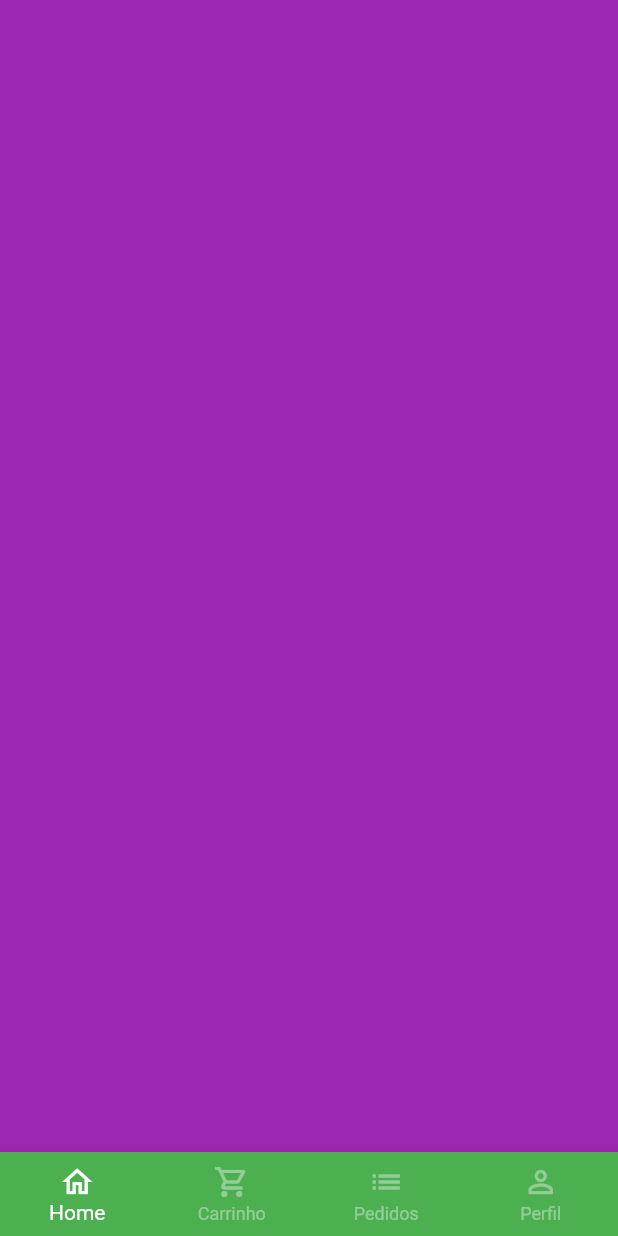
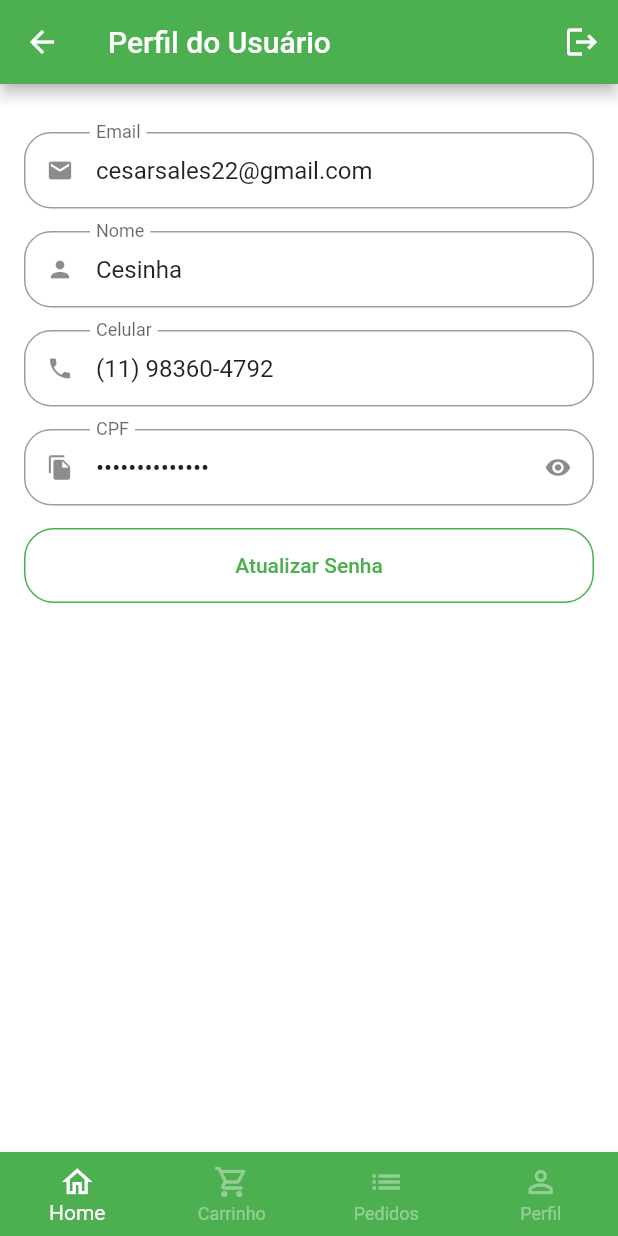
Before and after one commit to AkaRed3223/greengrocer, a Flutter app: the BaseScreen screen opened directly, swiped to page 4, on a phone screen of 412 x 824 dp. Run offline on Flutter 3.47's test engine with Material 3 defaults, Android fonts, the light colour scheme and no system bars; our stand-ins replace animated_text_kit, mask_text_input_formatter.

Commit message:
Created tab Perfil

```diff
--- a/lib/src/config/app_data.dart
+++ b/lib/src/config/app_data.dart
@@ -1,5 +1,6 @@
 import 'package:greengrocer/src/models/cart_item_model.dart';
 import 'package:greengrocer/src/models/item_model.dart';
+import 'package:greengrocer/src/models/user_model.dart';
 
 ItemModel apple = ItemModel(
   description:
@@ -65,6 +66,14 @@ List<ItemModel> items = [
   papaya,
 ];
 
+List<String> categories = [
+  'Frutas',
+  'Grãos',
+  'Verduras',
+  'Temperos',
+  'Cereais',
+];
+
 //Lista de itens do carrinho
 List<CartItemModel> cartItems = [
   CartItemModel(
@@ -81,10 +90,10 @@ List<CartItemModel> cartItems = [
   ),
 ];
 
-List<String> categories = [
-  'Frutas',
-  'Grãos',
-  'Verduras',
-  'Temperos',
-  'Cereais',
-];
+UserModel user = UserModel(
+  name: 'Cesinha',
+  email: 'cesarsales22@gmail.com',
+  phone: '(11) 98360-4792',
+  cpf: '111.222.333-44',
+  password: 'quem olhar é corno',
+);
--- /dev/null
+++ b/lib/src/models/user_model.dart
@@ -0,0 +1,15 @@
+class UserModel {
+  String name;
+  String email;
+  String phone;
+  String cpf;
+  String password;
+
+  UserModel({
+    required this.name,
+    required this.email,
+    required this.phone,
+    required this.cpf,
+    required this.password,
+  });
+}
--- a/lib/src/pages/auth/sign_in_screen.dart
+++ b/lib/src/pages/auth/sign_in_screen.dart
@@ -4,7 +4,7 @@ import 'package:greengrocer/src/config/custom_colors.dart';
 import 'package:greengrocer/src/pages/auth/sign_up_screen.dart';
 
 import '../base/base_screen.dart';
-import 'components/custom_text_field.dart';
+import '../common_widgets/custom_text_field.dart';
 
 class SignInScreen extends StatelessWidget {
   const SignInScreen({super.key});
--- a/lib/src/pages/auth/sign_up_screen.dart
+++ b/lib/src/pages/auth/sign_up_screen.dart
@@ -2,7 +2,7 @@ import 'package:flutter/material.dart';
 import 'package:greengrocer/src/config/custom_colors.dart';
 import 'package:mask_text_input_formatter/mask_text_input_formatter.dart';
 
-import 'components/custom_text_field.dart';
+import '../common_widgets/custom_text_field.dart';
 
 class SignUpScreen extends StatelessWidget {
   SignUpScreen({super.key});
--- a/lib/src/pages/base/base_screen.dart
+++ b/lib/src/pages/base/base_screen.dart
@@ -1,5 +1,6 @@
 import 'package:flutter/material.dart';
 import 'package:greengrocer/src/pages/cart/cart_tab.dart';
+import 'package:greengrocer/src/pages/profile/profile_tab.dart';
 
 import '../home/home_tab.dart';
 
@@ -22,9 +23,9 @@ class _BaseScreenState extends State<BaseScreen> {
         controller: pageController,
         children: [
           const HomeTab(),
-          CartTab(),
+          const CartTab(),
           Container(color: Colors.blue),
-          Container(color: Colors.purple),
+          const ProfileTab(),
         ],
       ),
       bottomNavigationBar: BottomNavigationBar(
--- a/lib/src/pages/auth/components/custom_text_field.dart
+++ b/lib/src/pages/common_widgets/custom_text_field.dart
@@ -6,13 +6,18 @@ class CustomTextField extends StatefulWidget {
   final String label;
   final bool isSecret;
   final List<TextInputFormatter>? inputFormatters;
+  final String? initialValue;
+  final bool readOnly;
 
-  const CustomTextField(
-      {super.key,
-      required this.icon,
-      required this.label,
-      this.isSecret = false,
-      this.inputFormatters});
+  const CustomTextField({
+    super.key,
+    required this.icon,
+    required this.label,
+    this.isSecret = false,
+    this.inputFormatters,
+    this.initialValue,
+    this.readOnly = false,
+  });
 
   @override
   State<CustomTextField> createState() => _CustomTextFieldState();
@@ -32,6 +37,8 @@ class _CustomTextFieldState extends State<CustomTextField> {
     return Padding(
       padding: const EdgeInsets.only(bottom: 15),
       child: TextFormField(
+        readOnly: widget.readOnly,
+        initialValue: widget.initialValue,
         inputFormatters: widget.inputFormatters,
         obscureText: isObscure,
         decoration: InputDecoration(
@@ -43,7 +50,8 @@ class _CustomTextFieldState extends State<CustomTextField> {
                       isObscure = !isObscure;
                     });
                   },
-                  icon: Icon(isObscure ? Icons.visibility : Icons.visibility_off),
+                  icon:
+                      Icon(isObscure ? Icons.visibility : Icons.visibility_off),
                 )
               : null,
           labelText: widget.label,
--- /dev/null
+++ b/lib/src/pages/profile/profile_tab.dart
@@ -0,0 +1,160 @@
+import 'package:flutter/cupertino.dart';
+import 'package:flutter/material.dart';
+import 'package:greengrocer/src/config/app_data.dart' as app_data;
+import 'package:greengrocer/src/pages/common_widgets/custom_text_field.dart';
+
+class ProfileTab extends StatefulWidget {
+  const ProfileTab({super.key});
+
+  @override
+  State<ProfileTab> createState() => _ProfileTabState();
+}
+
+class _ProfileTabState extends State<ProfileTab> {
+  @override
+  Widget build(BuildContext context) {
+    return Scaffold(
+      appBar: AppBar(
+        title: const Text('Perfil do Usuário'),
+        actions: [
+          IconButton(
+            onPressed: () {},
+            icon: const Icon(Icons.logout),
+          ),
+        ],
+      ),
+      body: ListView(
+        physics: const BouncingScrollPhysics(),
+        padding: const EdgeInsets.fromLTRB(16, 32, 16, 16),
+        children: [
+          CustomTextField(
+            readOnly: true,
+            initialValue: app_data.user.email,
+            icon: Icons.email,
+            label: 'Email',
+          ),
+          CustomTextField(
+            readOnly: true,
+            initialValue: app_data.user.name,
+            icon: Icons.person,
+            label: 'Nome',
+          ),
+          CustomTextField(
+            readOnly: true,
+            initialValue: app_data.user.phone,
+            icon: Icons.phone,
+            label: 'Celular',
+          ),
+          CustomTextField(
+            readOnly: true,
+            initialValue: app_data.user.cpf,
+            icon: Icons.file_copy,
+            label: 'CPF',
+            isSecret: true,
+          ),
+          SizedBox(
+            height: 50,
+            child: OutlinedButton(
+              style: OutlinedButton.styleFrom(
+                side: const BorderSide(
+                  color: Colors.green,
+                ),
+                shape: RoundedRectangleBorder(
+                  borderRadius: BorderRadius.circular(20),
+                ),
+              ),
+              onPressed: () {
+                updatePassword();
+              },
+              child: const Text('Atualizar Senha'),
+            ),
+          ),
+        ],
+      ),
+    );
+  }
+
+  Future<bool?> updatePassword() {
+    return showDialog(
+        context: context,
+        builder: (context) {
+          return Dialog(
+            shape: RoundedRectangleBorder(
+              borderRadius: BorderRadius.circular(20),
+            ),
+            child: Stack(
+              children: [
+                Padding(
+                  padding: const EdgeInsets.all(16),
+                  child: Column(
+                    crossAxisAlignment: CrossAxisAlignment.stretch,
+                    mainAxisSize: MainAxisSize.min,
+                    children: [
+                      //Título
+                      const Padding(
+                        padding: EdgeInsets.symmetric(
+                          vertical: 12,
+                        ),
+                        child: Text(
+                          'Atualização de senha',
+                          textAlign: TextAlign.center,
+                          style: TextStyle(
+                            fontSize: 18,
+                            fontWeight: FontWeight.bold,
+                          ),
+                        ),
+                      ),
+
+                      //Senha atual
+                      const CustomTextField(
+                        icon: Icons.lock,
+                        label: 'Senha atual',
+                        isSecret: true,
+                      ),
+
+                      //Nova senha
+                      const CustomTextField(
+                        icon: Icons.lock_outline,
+                        label: 'Nova senha',
+                        isSecret: true,
+                      ),
+
+                      //Confirmar nova senha
+                      const CustomTextField(
+                        icon: Icons.lock_outline,
+                        label: 'Confirmar nova senha',
+                        isSecret: true,
+                      ),
+
+                      //Botão de confirmação
+                      SizedBox(
+                        height: 45,
+                        child: ElevatedButton(
+                          style: ElevatedButton.styleFrom(
+                            shape: RoundedRectangleBorder(
+                              borderRadius: BorderRadius.circular(20),
+                            ),
+                          ),
+                          onPressed: () {},
+                          child: const Text('Atualizar'),
+                        ),
+                      ),
+                    ],
+                  ),
+                ),
+                Positioned(
+                  top: 5,
+                  right: 5,
+                  child: IconButton(
+                    onPressed: () {
+                      Navigator.of(context).pop();
+                    },
+                    icon: const Icon(Icons.close),
+                  ),
+                ),
+              ],
+            ),
+          );
+        });
+  }
+}
```
